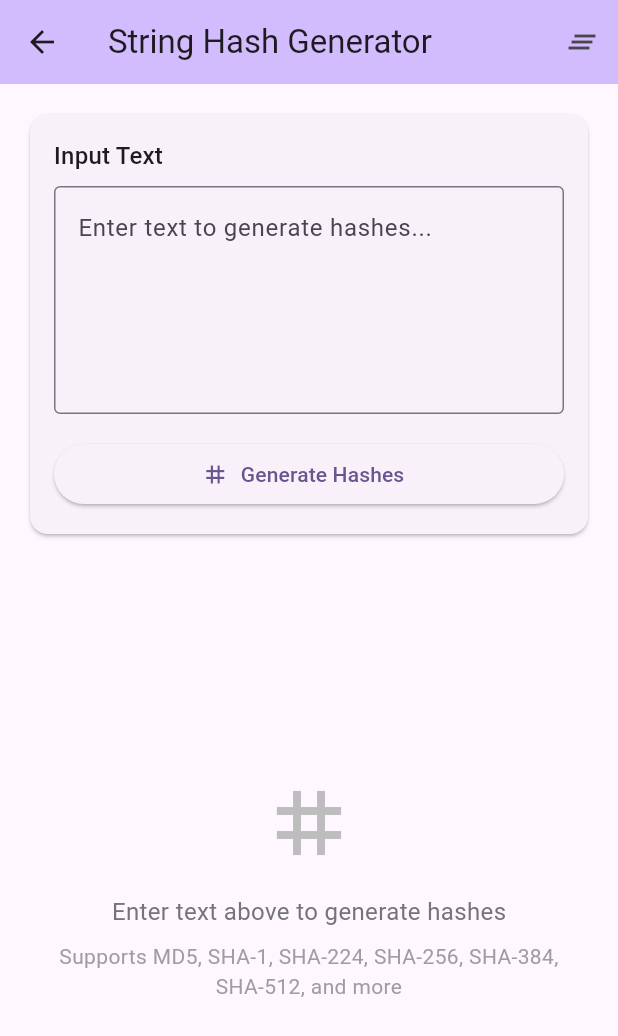
After one commit to sutanto1010/devtools, a Flutter app: the HashScreen screen opened directly, on a phone screen of 412 x 824 dp. The commit adds this screen. Shown: the top 1036 px of the screen. Run offline on Flutter 3.47's test engine with Material 3 defaults, Android fonts, the phone set to English and light mode, and no system bars; our stand-ins replace sqflite; missing offline and left inert: encrypt, openpgp; accounts and stored records are empty.

Commit message:
feat(hash): add hash generator screen with multiple algorithms
Implement a new screen for generating various string hashes (MD5, SHA-1, SHA-256, etc.)
Update dependencies to include crypto package
Rename 'All Tools' to 'Dev Tools' in main screen

```diff
--- a/lib/main.dart
+++ b/lib/main.dart
@@ -16,6 +16,7 @@ import 'screens/jwt_decoder_screen.dart';
 import 'screens/cron_expression_screen.dart';
 import 'screens/color_picker_screen.dart';
 import 'screens/diff_checker_screen.dart';
+import 'screens/hash_screen.dart';
 
 void main() {
   runApp(const MyApp());
@@ -159,6 +160,13 @@ class _MyHomePageState extends State<MyHomePage> with TickerProviderStateMixin {
       'description': 'Compare two texts and highlight differences line by line',
       'screen': const DiffCheckerScreen(),
     },
+    {
+      'id': 'hash_generator',
+      'icon': Icons.tag,
+      'title': 'Hash Generator',
+      'description': 'Generate various string hashes (MD5, SHA-1, SHA-256, SHA-512, etc.)',
+      'screen': const HashScreen(),
+    },
   ];
 
   @override
@@ -285,7 +293,7 @@ class _MyHomePageState extends State<MyHomePage> with TickerProviderStateMixin {
               ),
               child: Center(
                 child: Text(
-                  'All Tools',
+                  'Dev Tools',
                   style: TextStyle(
                     color: Colors.white,
                     fontSize: 24,
--- /dev/null
+++ b/lib/screens/hash_screen.dart
@@ -0,0 +1,282 @@
+import 'package:flutter/material.dart';
+import 'package:flutter/services.dart';
+import 'dart:convert';
+import 'dart:typed_data';
+import 'package:crypto/crypto.dart';
+
+class HashScreen extends StatefulWidget {
+  const HashScreen({super.key});
+
+  @override
+  State<HashScreen> createState() => _HashScreenState();
+}
+
+class _HashScreenState extends State<HashScreen> {
+  final TextEditingController _inputController = TextEditingController();
+  final Map<String, String> _hashResults = {};
+  bool _isLoading = false;
+
+  final List<Map<String, dynamic>> _hashTypes = [
+    {'name': 'MD5', 'key': 'md5'},
+    {'name': 'SHA-1', 'key': 'sha1'},
+    {'name': 'SHA-224', 'key': 'sha224'},
+    {'name': 'SHA-256', 'key': 'sha256'},
+    {'name': 'SHA-384', 'key': 'sha384'},
+    {'name': 'SHA-512', 'key': 'sha512'},
+    {'name': 'SHA-512/224', 'key': 'sha512224'},
+    {'name': 'SHA-512/256', 'key': 'sha512256'},
+  ];
+
+  @override
+  void dispose() {
+    _inputController.dispose();
+    super.dispose();
+  }
+
+  void _generateHashes() {
+    if (_inputController.text.isEmpty) {
+      ScaffoldMessenger.of(context).showSnackBar(
+        const SnackBar(content: Text('Please enter text to hash')),
+      );
+      return;
+    }
+
+    setState(() {
+      _isLoading = true;
+      _hashResults.clear();
+    });
+
+    final input = _inputController.text;
+    final bytes = utf8.encode(input);
+
+    try {
+      // Generate all hash types
+      _hashResults['md5'] = md5.convert(bytes).toString();
+      _hashResults['sha1'] = sha1.convert(bytes).toString();
+      _hashResults['sha224'] = sha224.convert(bytes).toString();
+      _hashResults['sha256'] = sha256.convert(bytes).toString();
+      _hashResults['sha384'] = sha384.convert(bytes).toString();
+      _hashResults['sha512'] = sha512.convert(bytes).toString();
+      _hashResults['sha512224'] = sha512224.convert(bytes).toString();
+      _hashResults['sha512256'] = sha512256.convert(bytes).toString();
+    } catch (e) {
+      ScaffoldMessenger.of(context).showSnackBar(
+        SnackBar(content: Text('Error generating hashes: $e')),
+      );
+    } finally {
+      setState(() {
+        _isLoading = false;
+      });
+    }
+  }
+
+  void _copyToClipboard(String value, String hashType) {
+    Clipboard.setData(ClipboardData(text: value));
+    ScaffoldMessenger.of(context).showSnackBar(
+      SnackBar(content: Text('$hashType hash copied to clipboard')),
+    );
+  }
+
+  void _clearAll() {
+    setState(() {
+      _inputController.clear();
+      _hashResults.clear();
+    });
+  }
+
+  @override
+  Widget build(BuildContext context) {
+    return Scaffold(
+      appBar: AppBar(
+        title: const Text('String Hash Generator'),
+        backgroundColor: Theme.of(context).colorScheme.inversePrimary,
+        actions: [
+          IconButton(
+            onPressed: _clearAll,
+            icon: const Icon(Icons.clear_all),
+            tooltip: 'Clear all',
+          ),
+        ],
+      ),
+      body: Padding(
+        padding: const EdgeInsets.all(16.0),
+        child: Column(
+          crossAxisAlignment: CrossAxisAlignment.stretch,
+          children: [
+            Card(
+              child: Padding(
+                padding: const EdgeInsets.all(16.0),
+                child: Column(
+                  crossAxisAlignment: CrossAxisAlignment.start,
+                  children: [
+                    Text(
+                      'Input Text',
+                      style: Theme.of(context).textTheme.titleMedium,
+                    ),
+                    const SizedBox(height: 8),
+                    TextField(
+                      controller: _inputController,
+                      maxLines: 5,
+                      decoration: const InputDecoration(
+                        hintText: 'Enter text to generate hashes...',
+                        border: OutlineInputBorder(),
+                      ),
+                      onChanged: (value) {
+                        if (value.isNotEmpty && _hashResults.isEmpty) {
+                          // Auto-generate on first input
+                          Future.delayed(const Duration(milliseconds: 500), () {
+                            if (_inputController.text == value && value.isNotEmpty) {
+                              _generateHashes();
+                            }
+                          });
+                        }
+                      },
+                    ),
+                    const SizedBox(height: 16),
+                    Row(
+                      children: [
+                        Expanded(
+                          child: ElevatedButton.icon(
+                            onPressed: _isLoading ? null : _generateHashes,
+                            icon: _isLoading
+                                ? const SizedBox(
+                                    width: 16,
+                                    height: 16,
+                                    child: CircularProgressIndicator(strokeWidth: 2),
+                                  )
+                                : const Icon(Icons.tag),
+                            label: Text(_isLoading ? 'Generating...' : 'Generate Hashes'),
+                          ),
+                        ),
+                      ],
+                    ),
+                  ],
+                ),
+              ),
+            ),
+            const SizedBox(height: 16),
+            if (_hashResults.isNotEmpty)
+              Expanded(
+                child: Card(
+                  child: Padding(
+                    padding: const EdgeInsets.all(16.0),
+                    child: Column(
+                      crossAxisAlignment: CrossAxisAlignment.start,
+                      children: [
+                        Text(
+                          'Hash Results',
+                          style: Theme.of(context).textTheme.titleMedium,
+                        ),
+                        const SizedBox(height: 16),
+                        Expanded(
+                          child: ListView.builder(
+                            itemCount: _hashTypes.length,
+                            itemBuilder: (context, index) {
+                              final hashType = _hashTypes[index];
+                              final hashValue = _hashResults[hashType['key']] ?? '';
+
+                              if (hashValue.isEmpty) return const SizedBox.shrink();
+
+                              return Card(
+                                margin: const EdgeInsets.only(bottom: 8.0),
+                                child: Padding(
+                                  padding: const EdgeInsets.all(12.0),
+                                  child: Column(
+                                    crossAxisAlignment: CrossAxisAlignment.start,
+                                    children: [
+                                      Row(
+                                        mainAxisAlignment: MainAxisAlignment.spaceBetween,
+                                        children: [
+                                          Text(
+                                            hashType['name'],
+                                            style: Theme.of(context).textTheme.titleSmall?.copyWith(
+                                              fontWeight: FontWeight.bold,
+                                              color: Theme.of(context).colorScheme.primary,
+                                            ),
+                                          ),
+                                          Row(
+                                            mainAxisSize: MainAxisSize.min,
+                                            children: [
+                                              Text(
+                                                '${hashValue.length} chars',
+                                                style: Theme.of(context).textTheme.bodySmall?.copyWith(
+                                                  color: Colors.grey[600],
+                                                ),
+                                              ),
+                                              const SizedBox(width: 8),
+                                              IconButton(
+                                                onPressed: () => _copyToClipboard(hashValue, hashType['name']),
+                                                icon: const Icon(Icons.copy, size: 18),
+                                                tooltip: 'Copy ${hashType['name']} hash',
+                                              ),
+                                            ],
+                                          ),
+                                        ],
+                                      ),
+                                      const SizedBox(height: 8),
+                                      Container(
+                                        width: double.infinity,
+                                        padding: const EdgeInsets.all(12.0),
+                                        decoration: BoxDecoration(
+                                          color: Colors.grey[100],
+                                          borderRadius: BorderRadius.circular(4.0),
+                                          border: Border.all(color: Colors.grey[300]!),
+                                        ),
+                                        child: SelectableText(
+                                          hashValue,
+                                          style: const TextStyle(
+                                            fontFamily: 'monospace',
+                                            fontSize: 12,
+                                          ),
+                                        ),
+                                      ),
+                                    ],
+                                  ),
+                                ),
+                              );
+                            },
+                          ),
+                        ),
+                      ],
+                    ),
+                  ),
+                ),
+              ),
+            if (_hashResults.isEmpty && !_isLoading)
+              Expanded(
+                child: Center(
+                  child: Column(
+                    mainAxisAlignment: MainAxisAlignment.center,
+                    children: [
+                      Icon(
+                        Icons.tag,
+                        size: 64,
+                        color: Colors.grey[400],
+                      ),
+                      const SizedBox(height: 16),
+                      Text(
+                        'Enter text above to generate hashes',
+                        style: TextStyle(
+                          fontSize: 16,
+                          color: Colors.grey[600],
+                        ),
+                      ),
+                      const SizedBox(height: 8),
+                      Text(
+                        'Supports MD5, SHA-1, SHA-224, SHA-256, SHA-384, SHA-512, and more',
+                        style: TextStyle(
+                          fontSize: 14,
+                          color: Colors.grey[500],
+                        ),
+                        textAlign: TextAlign.center,
+                      ),
+                    ],
+                  ),
+                ),
+              ),
+          ],
+        ),
+      ),
+    );
+  }
+}
--- a/pubspec.yaml
+++ b/pubspec.yaml
@@ -30,9 +30,9 @@ environment:
 dependencies:
   flutter:
     sdk: flutter
+  crypto: ^3.0.3
   shared_preferences: ^2.2.2
   encrypt: ^5.0.1
-  crypto: ^3.0.3
   sqflite: ^2.3.0
   path: ^1.8.3
 
```
